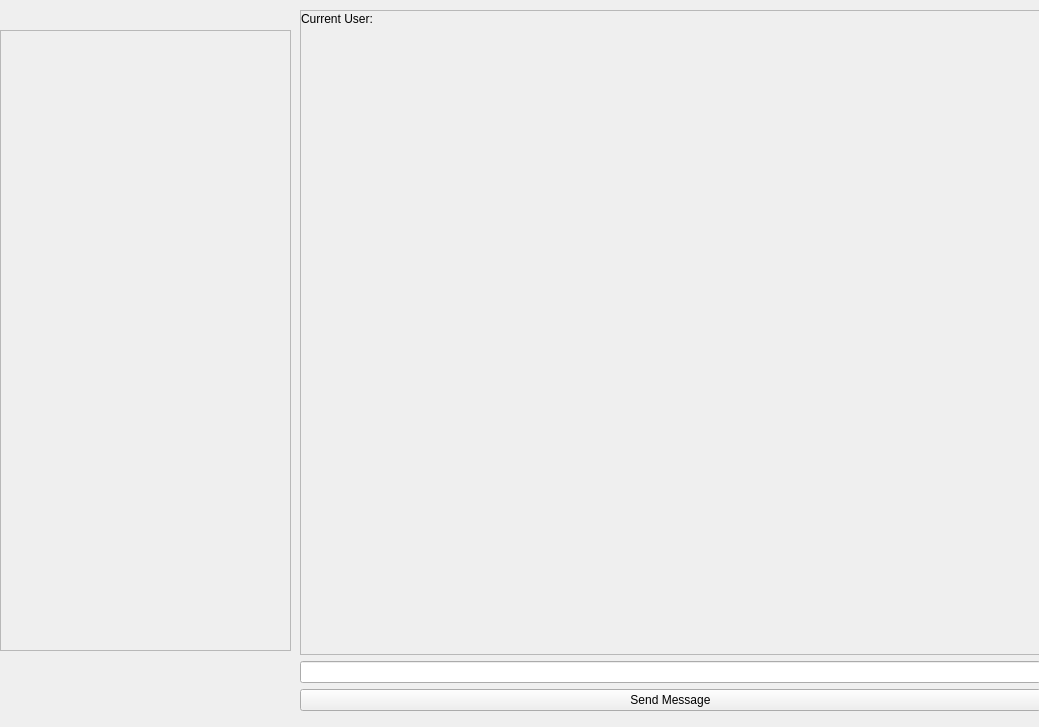
First picture: the form in ChatAppClient/ChattingWindow.ui, repository pahuljotmatharoo/SignalSync-client, before the edit.
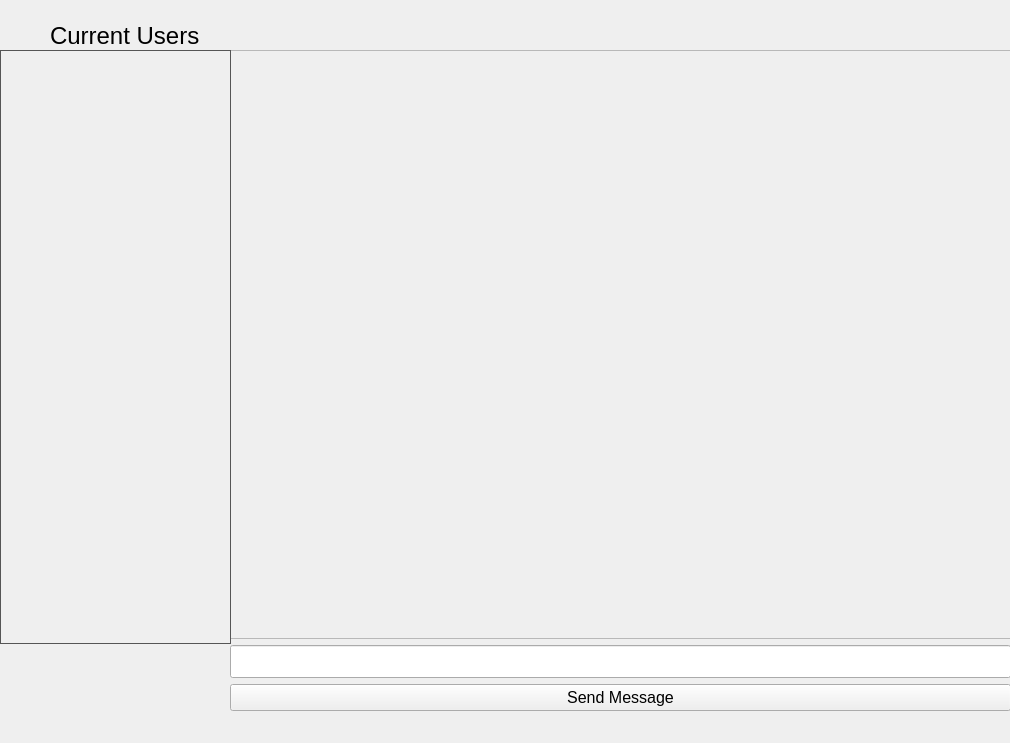
Second picture: the form after the edit.

```diff
--- a/ChatAppClient/ChattingWindow.ui
+++ b/ChatAppClient/ChattingWindow.ui
@@ -6,8 +6,8 @@
    <rect>
     <x>0</x>
     <y>0</y>
-    <width>1039</width>
-    <height>727</height>
+    <width>1010</width>
+    <height>743</height>
    </rect>
   </property>
   <property name="sizePolicy">
@@ -16,20 +16,28 @@
     <verstretch>0</verstretch>
    </sizepolicy>
   </property>
+  <property name="font">
+   <font>
+    <pointsize>16</pointsize>
+   </font>
+  </property>
   <property name="windowTitle">
    <string>MainWindow</string>
   </property>
   <property name="layoutDirection">
    <enum>Qt::LayoutDirection::LeftToRight</enum>
   </property>
+  <property name="tabShape">
+   <enum>QTabWidget::TabShape::Rounded</enum>
+  </property>
   <widget class="QWidget" name="centralwidget">
    <widget class="QWidget" name="verticalLayoutWidget">
     <property name="geometry">
      <rect>
       <x>0</x>
-      <y>30</y>
-      <width>291</width>
-      <height>621</height>
+      <y>50</y>
+      <width>231</width>
+      <height>591</height>
      </rect>
     </property>
     <layout class="QVBoxLayout" name="verticalLayout_2"/>
@@ -37,10 +45,10 @@
    <widget class="QWidget" name="layoutWidget">
     <property name="geometry">
      <rect>
-      <x>300</x>
-      <y>10</y>
-      <width>741</width>
-      <height>701</height>
+      <x>230</x>
+      <y>50</y>
+      <width>781</width>
+      <height>661</height>
      </rect>
     </property>
     <layout class="QVBoxLayout" name="verticalLayout">
@@ -49,6 +57,12 @@
        <property name="enabled">
         <bool>true</bool>
        </property>
+       <property name="frameShape">
+        <enum>QFrame::Shape::StyledPanel</enum>
+       </property>
+       <property name="frameShadow">
+        <enum>QFrame::Shadow::Raised</enum>
+       </property>
        <property name="widgetResizable">
         <bool>true</bool>
        </property>
@@ -57,23 +71,10 @@
          <rect>
           <x>0</x>
           <y>0</y>
-          <width>737</width>
-          <height>637</height>
+          <width>777</width>
+          <height>592</height>
          </rect>
         </property>
-        <widget class="QLabel" name="label">
-         <property name="geometry">
-          <rect>
-           <x>0</x>
-           <y>0</y>
-           <width>739</width>
-           <height>16</height>
-          </rect>
-         </property>
-         <property name="text">
-          <string>Current User:</string>
-         </property>
-        </widget>
        </widget>
       </widget>
      </item>
@@ -86,6 +87,11 @@
      </item>
      <item>
       <widget class="QPushButton" name="sendButton">
+       <property name="font">
+        <font>
+         <pointsize>12</pointsize>
+        </font>
+       </property>
        <property name="text">
         <string>Send Message</string>
        </property>
@@ -97,11 +103,18 @@
     <property name="geometry">
      <rect>
       <x>0</x>
-      <y>30</y>
-      <width>291</width>
-      <height>621</height>
+      <y>50</y>
+      <width>231</width>
+      <height>594</height>
      </rect>
     </property>
+    <property name="styleSheet">
+     <string notr="true">QScrollArea { border: 1px solid #555555; background-color: #2b2b2b;}
+</string>
+    </property>
+    <property name="frameShape">
+     <enum>QFrame::Shape::VLine</enum>
+    </property>
     <property name="widgetResizable">
      <bool>true</bool>
     </property>
@@ -110,12 +123,49 @@
       <rect>
        <x>0</x>
        <y>0</y>
-       <width>289</width>
-       <height>619</height>
+       <width>229</width>
+       <height>592</height>
       </rect>
      </property>
     </widget>
    </widget>
+   <widget class="QLabel" name="label">
+    <property name="geometry">
+     <rect>
+      <x>230</x>
+      <y>0</y>
+      <width>371</width>
+      <height>41</height>
+     </rect>
+    </property>
+    <property name="font">
+     <font/>
+    </property>
+    <property name="styleSheet">
+     <string notr="true">text-align: center;</string>
+    </property>
+    <property name="text">
+     <string/>
+    </property>
+   </widget>
+   <widget class="QLabel" name="label_2">
+    <property name="geometry">
+     <rect>
+      <x>50</x>
+      <y>20</y>
+      <width>151</width>
+      <height>31</height>
+     </rect>
+    </property>
+    <property name="font">
+     <font>
+      <pointsize>18</pointsize>
+     </font>
+    </property>
+    <property name="text">
+     <string>Current Users</string>
+    </property>
+   </widget>
   </widget>
   <widget class="QMenuBar" name="menubar">
    <property name="geometry">
```
Left out of the diff: 2 changed lines with no effect on the pictures.
